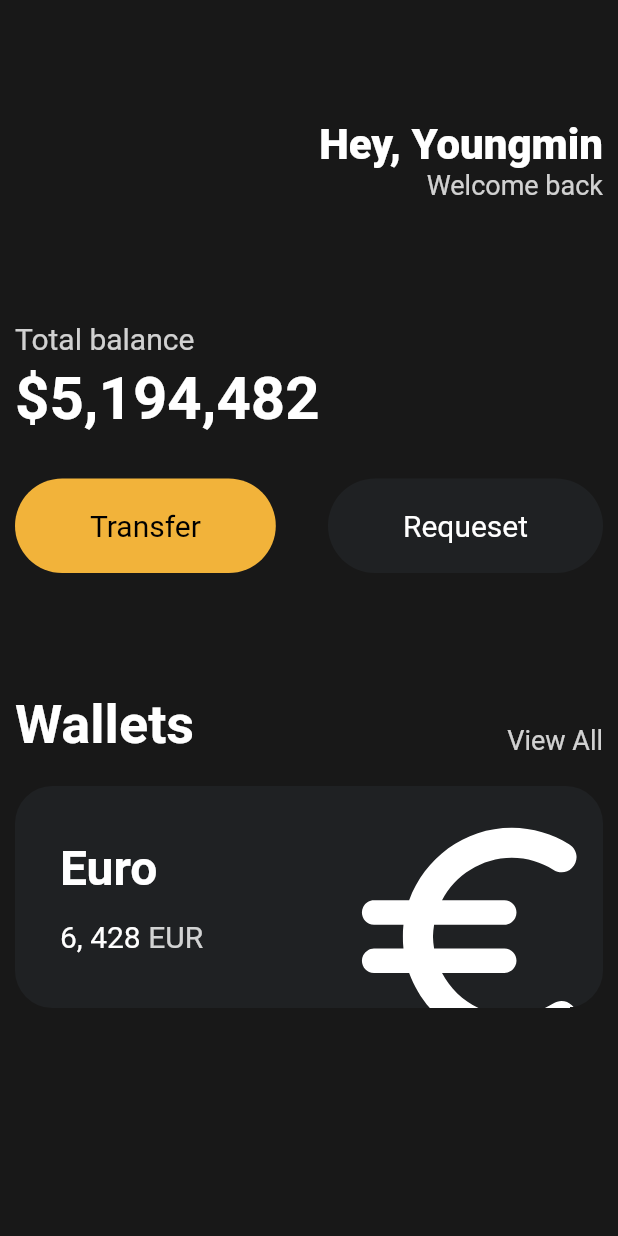
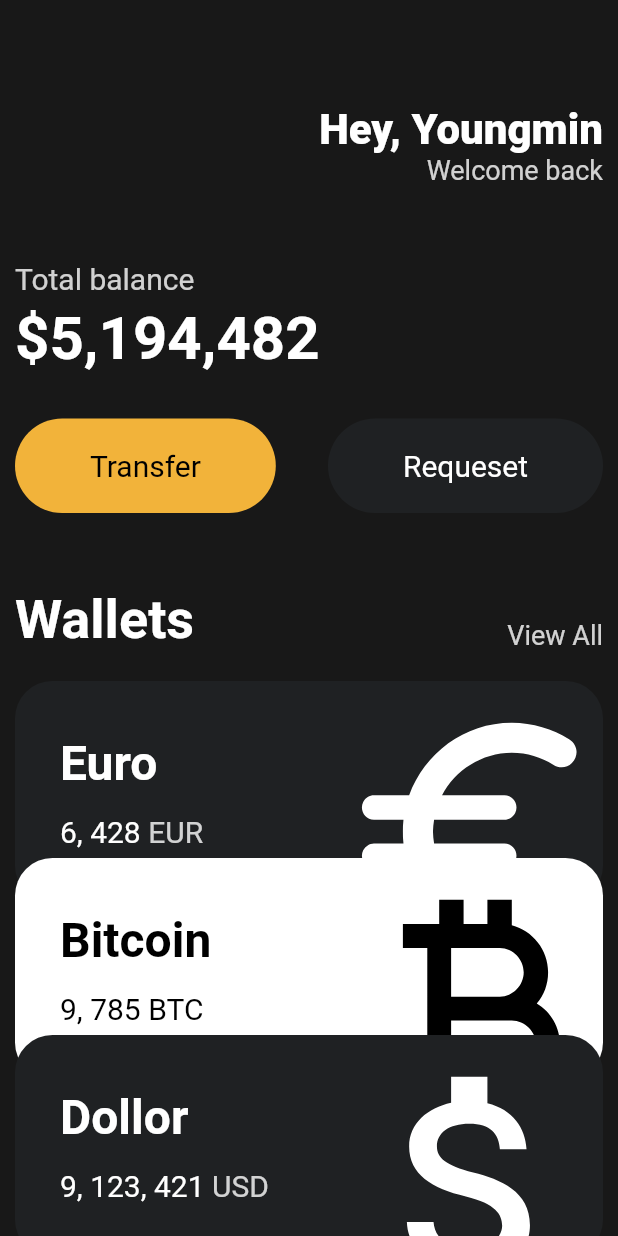
Before and after one commit to aprochoi/flutter_prac, a Flutter app: the screen it shows after launch, on a phone screen of 412 x 824 dp. Run offline on Flutter 3.47's test engine with Material 2 defaults, Android fonts, the light colour scheme and no system bars; our stand-ins replace bloc, cloud_firestore, firebase_core, flutter_bloc, flutter_spinkit, flutter_svg and 8 more; missing offline and left inert: dart:html; accounts and stored records are empty.

Commit message:
UI 테스트 완성

```diff
--- a/ui_test/lib/main.dart
+++ b/ui_test/lib/main.dart
@@ -1,5 +1,6 @@
 import 'package:flutter/material.dart';
 import 'package:ui_test/widgets/Button.dart';
+import 'package:ui_test/widgets/card.dart';
 
 void main() {
   runApp(const MyApp());
@@ -30,7 +31,8 @@ class MyPage extends StatelessWidget {
   Widget build(BuildContext context) {
     return Scaffold(
       backgroundColor: const Color(0xFF181818),
-      body: Padding(
+      body: SingleChildScrollView(
+        child: Padding(
           padding: const EdgeInsets.symmetric(
             horizontal: 10,
           ),
@@ -38,7 +40,7 @@ class MyPage extends StatelessWidget {
             crossAxisAlignment: CrossAxisAlignment.start,
             children: [
               const SizedBox(
-              height: 80,
+                height: 70,
               ),
               Row(
                 mainAxisAlignment: MainAxisAlignment.end,
@@ -66,7 +68,7 @@ class MyPage extends StatelessWidget {
                 ],
               ),
               const SizedBox(
-              height: 80,
+                height: 50,
               ),
               Text(
                 'Total balance',
@@ -105,7 +107,7 @@ class MyPage extends StatelessWidget {
                 ],
               ),
               const SizedBox(
-              height: 80,
+                height: 50,
               ),
               Row(
                 mainAxisAlignment: MainAxisAlignment.spaceBetween,
@@ -131,72 +133,35 @@ class MyPage extends StatelessWidget {
               const SizedBox(
                 height: 20,
               ),
-            Container(
-              clipBehavior: Clip.hardEdge,
-              decoration: BoxDecoration(
-                color: const Color(0xFF1F2123),
-                borderRadius: BorderRadius.circular(
-                  25,
+              const CurrencyCard(
+                name: 'Euro',
+                code: 'EUR',
+                amount: '6, 428',
+                icon: Icons.euro_rounded,
+                isInverted: false,
+              ),
+              Transform.translate(
+                offset: const Offset(0, -30),
+                child: const CurrencyCard(
+                  name: 'Bitcoin',
+                  code: 'BTC',
+                  amount: '9, 785',
+                  icon: Icons.currency_bitcoin,
+                  isInverted: true,
                 ),
               ),
-              child: Padding(
-                padding: const EdgeInsets.all(30),
-                child: Row(
-                  mainAxisAlignment: MainAxisAlignment.spaceBetween,
-                  children: [
-                    Column(
-                      crossAxisAlignment: CrossAxisAlignment.start,
-                      children: [
-                        const Text(
-                          'Euro',
-                          style: TextStyle(
-                            color: Colors.white,
-                            fontSize: 32,
-                            fontWeight: FontWeight.w600,
+              Transform.translate(
+                offset: const Offset(0, -60),
+                child: const CurrencyCard(
+                  name: 'Dollor',
+                  code: 'USD',
+                  amount: '9, 123, 421',
+                  icon: Icons.attach_money_outlined,
+                  isInverted: false,
                 ),
-                        ),
-                        const SizedBox(
-                          height: 15,
-                        ),
-                        Row(
-                          children: [
-                            const Text(
-                              '6, 428',
-                              style: TextStyle(
-                                color: Colors.white,
-                                fontSize: 20,
-                              ),
-                            ),
-                            const SizedBox(
-                              width: 5,
-                            ),
-                            Text(
-                              'EUR',
-                              style: TextStyle(
-                                color: Colors.white.withOpacity(0.8),
-                                fontSize: 20,
-                              ),
-                            ),
+              )
             ],
           ),
-                      ],
-                    ),
-                    Transform.scale(
-                      scale: 2.2,
-                      child: Transform.translate(
-                        offset: const Offset(-5, 12),
-                        child: const Icon(
-                          Icons.euro_rounded,
-                          color: Colors.white,
-                          size: 88,
-                        ),
-                      ),
-                    ),
-                  ],
-                ),
-              ),
-            ),
-          ],
         ),
       ),
     );
--- /dev/null
+++ b/ui_test/lib/widgets/card.dart
@@ -0,0 +1,87 @@
+import 'package:flutter/material.dart';
+
+class CurrencyCard extends StatelessWidget {
+  final String name, code, amount;
+  final IconData icon;
+  final bool isInverted;
+
+  const CurrencyCard({
+    super.key,
+    required this.name,
+    required this.code,
+    required this.amount,
+    required this.icon,
+    required this.isInverted,
+  });
+
+  @override
+  Widget build(BuildContext context) {
+    return Container(
+      clipBehavior: Clip.hardEdge,
+      decoration: BoxDecoration(
+        color: isInverted ? Colors.white : const Color(0xFF1F2123),
+        borderRadius: BorderRadius.circular(
+          25,
+        ),
+      ),
+      child: Padding(
+        padding: const EdgeInsets.all(30),
+        child: Row(
+          mainAxisAlignment: MainAxisAlignment.spaceBetween,
+          children: [
+            Column(
+              crossAxisAlignment: CrossAxisAlignment.start,
+              children: [
+                Text(
+                  name,
+                  style: TextStyle(
+                    color: isInverted ? Colors.black : Colors.white,
+                    fontSize: 32,
+                    fontWeight: FontWeight.w600,
+                  ),
+                ),
+                const SizedBox(
+                  height: 15,
+                ),
+                Row(
+                  children: [
+                    Text(
+                      amount,
+                      style: TextStyle(
+                        color: isInverted ? Colors.black : Colors.white,
+                        fontSize: 20,
+                      ),
+                    ),
+                    const SizedBox(
+                      width: 5,
+                    ),
+                    Text(
+                      code,
+                      style: TextStyle(
+                        color: isInverted
+                            ? Colors.black
+                            : Colors.white.withOpacity(0.8),
+                        fontSize: 20,
+                      ),
+                    ),
+                  ],
+                ),
+              ],
+            ),
+            Transform.scale(
+              scale: 2.2,
+              child: Transform.translate(
+                offset: const Offset(-5, 12),
+                child: Icon(
+                  icon,
+                  color: isInverted ? Colors.black : Colors.white,
+                  size: 88,
+                ),
+              ),
+            ),
+          ],
+        ),
+      ),
+    );
+  }
+}
```
Lines whose indentation alone changed are shown as unchanged.
